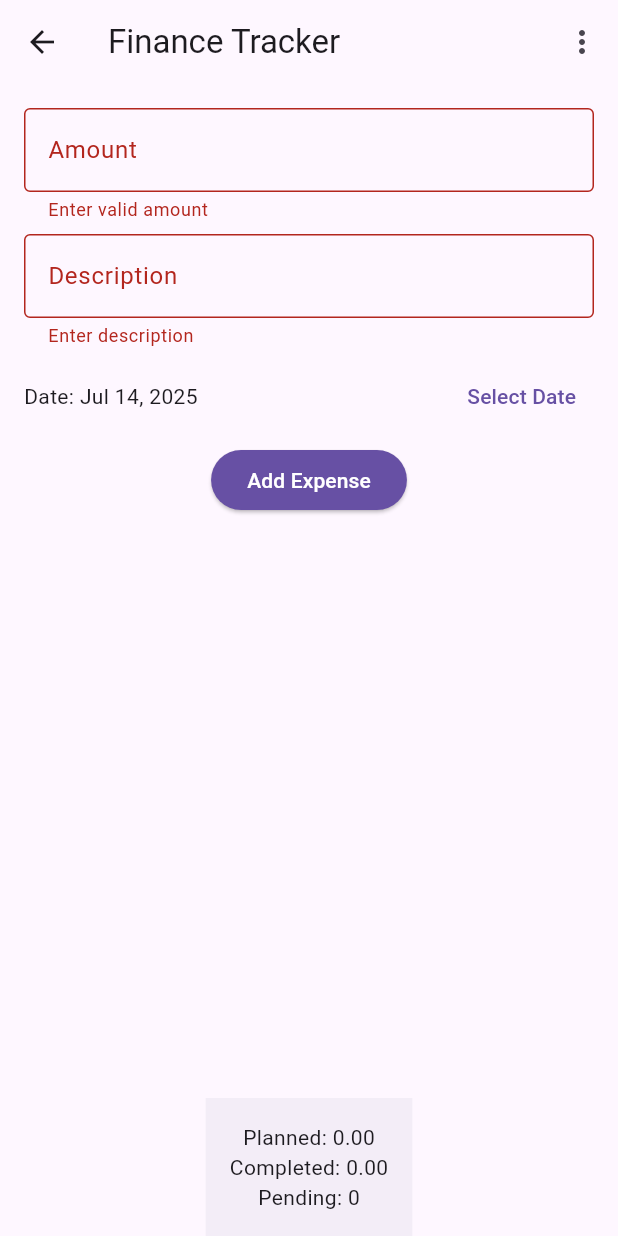
After one commit to amran1451/finance_tracker, a Flutter app: the ExpenseScreen screen opened directly, after a tap on "Add Expense", on a phone screen of 412 x 824 dp. The commit adds this screen. Run offline on Flutter 3.47's test engine with Material 3 defaults, Android fonts, the phone set to English and light mode, and no system bars; our stand-ins replace csv, fl_chart, hive, hive_flutter, printing; missing offline and left inert: digital_diary_app; accounts and stored records are empty.

Commit message:
добавление нового экрана(без роутов)

```diff
--- a/lib/main.dart
+++ b/lib/main.dart
@@ -8,6 +8,7 @@ import 'screens/plans_screen.dart';
 import 'screens/reports_screen.dart';
 import 'models/limit.dart';
 import 'theme_notifier.dart';
+import 'screens/expense_screen.dart';
 
 Future<void> main() async {
   WidgetsFlutterBinding.ensureInitialized();
--- /dev/null
+++ b/lib/screens/expense_screen.dart
@@ -0,0 +1,220 @@
+import 'package:flutter/material.dart';
+import 'package:intl/intl.dart';
+import 'package:provider/provider.dart';
+
+class Expense {
+  final String id;
+  final String description;
+  final double amount;
+  final DateTime plannedDate;
+  DateTime? completedDate;
+  bool isCompleted;
+
+  Expense({
+    required this.id,
+    required this.description,
+    required this.amount,
+    required this.plannedDate,
+    this.completedDate,
+    this.isCompleted = false,
+  });
+}
+
+class ExpenseProvider with ChangeNotifier {
+  List<Expense> _expenses = [];
+  String _filter = 'all'; // all, completed, pending
+
+  List<Expense> get expenses {
+    if (_filter == 'completed') return _expenses.where((e) => e.isCompleted).toList();
+    if (_filter == 'pending') return _expenses.where((e) => !e.isCompleted).toList();
+    return _expenses;
+  }
+
+  double get totalPlanned => _expenses.fold(0, (sum, e) => sum + e.amount);
+  double get totalCompleted => _expenses.where((e) => e.isCompleted).fold(0, (sum, e) => sum + e.amount);
+  int get pendingCount => _expenses.where((e) => !e.isCompleted).length;
+
+  void addExpense(Expense expense) {
+    _expenses.insert(0, expense);
+    notifyListeners();
+  }
+
+  void toggleCompleted(String id) {
+    final expense = _expenses.firstWhere((e) => e.id == id);
+    expense.isCompleted = !expense.isCompleted;
+    expense.completedDate = expense.isCompleted ? DateTime.now() : null;
+    notifyListeners();
+  }
+
+  void setFilter(String filter) {
+    _filter = filter;
+    notifyListeners();
+  }
+}
+
+class ExpenseScreen extends StatefulWidget {
+  const ExpenseScreen({super.key});
+
+  @override
+  State<ExpenseScreen> createState() => _ExpenseScreenState();
+}
+
+class _ExpenseScreenState extends State<ExpenseScreen> {
+  final _formKey = GlobalKey<FormState>();
+  final _amountController = TextEditingController();
+  final _descriptionController = TextEditingController();
+  DateTime _selectedDate = DateTime.now();
+
+  @override
+  void dispose() {
+    _amountController.dispose();
+    _descriptionController.dispose();
+    super.dispose();
+  }
+
+  void _addExpense(BuildContext context) {
+    if (_formKey.currentState!.validate()) {
+      final provider = Provider.of<ExpenseProvider>(context, listen: false);
+      provider.addExpense(Expense(
+        id: DateTime.now().toString(),
+        description: _descriptionController.text,
+        amount: double.parse(_amountController.text),
+        plannedDate: _selectedDate,
+      ));
+      _amountController.clear();
+      _descriptionController.clear();
+      setState(() => _selectedDate = DateTime.now());
+    }
+  }
+
+  Future<void> _selectDate(BuildContext context) async {
+    final picked = await showDatePicker(
+      context: context,
+      initialDate: _selectedDate,
+      firstDate: DateTime(2000),
+      lastDate: DateTime(2100),
+    );
+    if (picked != null && picked != _selectedDate) {
+      setState(() => _selectedDate = picked);
+    }
+  }
+
+  @override
+  Widget build(BuildContext context) {
+    return ChangeNotifierProvider(
+      create: (_) => ExpenseProvider(),
+      child: Scaffold(
+        appBar: AppBar(
+          title: const Text('Finance Tracker'),
+          actions: [
+            PopupMenuButton<String>(
+              onSelected: (value) => Provider.of<ExpenseProvider>(context, listen: false).setFilter(value),
+              itemBuilder: (context) => [
+                const PopupMenuItem(value: 'all', child: Text('All')),
+                const PopupMenuItem(value: 'completed', child: Text('Completed')),
+                const PopupMenuItem(value: 'pending', child: Text('Pending')),
+              ],
+            ),
+          ],
+        ),
+        body: Column(
+          children: [
+            Padding(
+              padding: const EdgeInsets.all(16.0),
+              child: Form(
+                key: _formKey,
+                child: Column(
+                  children: [
+                    TextFormField(
+                      controller: _amountController,
+                      decoration: const InputDecoration(
+                        labelText: 'Amount',
+                        border: OutlineInputBorder(),
+                      ),
+                      keyboardType: TextInputType.number,
+                      validator: (value) => value!.isEmpty || double.tryParse(value) == null ? 'Enter valid amount' : null,
+                    ),
+                    const SizedBox(height: 8),
+                    TextFormField(
+                      controller: _descriptionController,
+                      decoration: const InputDecoration(
+                        labelText: 'Description',
+                        border: OutlineInputBorder(),
+                      ),
+                      validator: (value) => value!.isEmpty ? 'Enter description' : null,
+                    ),
+                    const SizedBox(height: 8),
+                    Row(
+                      children: [
+                        Expanded(
+                          child: Text(
+                            'Date: ${DateFormat.yMMMd().format(_selectedDate)}',
+                          ),
+                        ),
+                        TextButton(
+                          onPressed: () => _selectDate(context),
+                          child: const Text('Select Date'),
+                        ),
+                      ],
+                    ),
+                    const SizedBox(height: 8),
+                    ElevatedButton(
+                      onPressed: () => _addExpense(context),
+                      style: ElevatedButton.styleFrom(
+                        backgroundColor: Theme.of(context).colorScheme.primary,
+                        foregroundColor: Theme.of(context).colorScheme.onPrimary,
+                      ),
+                      child: const Text('Add Expense'),
+                    ),
+                  ],
+                ),
+              ),
+            ),
+            Expanded(
+              child: Consumer<ExpenseProvider>(
+                builder: (context, provider, _) => ListView.builder(
+                  itemCount: provider.expenses.length,
+                  itemBuilder: (context, index) {
+                    final expense = provider.expenses[index];
+                    return AnimatedOpacity(
+                      opacity: 1.0,
+                      duration: const Duration(milliseconds: 300),
+                      child: Card(
+                        margin: const EdgeInsets.symmetric(horizontal: 16, vertical: 4),
+                        shape: RoundedRectangleBorder(borderRadius: BorderRadius.circular(12)),
+                        child: ListTile(
+                          title: Text(expense.description),
+                          subtitle: Text(
+                            '${expense.amount.toStringAsFixed(2)} | ${DateFormat.yMMMd().format(expense.plannedDate)}' +
+                                (expense.isCompleted ? ' | Done: ${DateFormat.yMMMd().format(expense.completedDate!)}' : ''),
+                          ),
+                          trailing: Checkbox(
+                            value: expense.isCompleted,
+                            onChanged: (_) => provider.toggleCompleted(expense.id),
+                          ),
+                        ),
+                      ),
+                    );
+                  },
+                ),
+              ),
+            ),
+            Container(
+              padding: const EdgeInsets.all(16),
+              color: Theme.of(context).colorScheme.surfaceContainer,
+              child: Consumer<ExpenseProvider>(
+                builder: (context, provider, _) => Column(
+                  children: [
+                    Text('Planned: ${provider.totalPlanned.toStringAsFixed(2)}'),
+                    Text('Completed: ${provider.totalCompleted.toStringAsFixed(2)}'),
+                    Text('Pending: ${provider.pendingCount}'),
+                  ],
+                ),
+              ),
+            ),
+          ],
+        ),
+      ),
+    );
+  }
+}
--- a/pubspec.yaml
+++ b/pubspec.yaml
@@ -19,6 +19,8 @@ dependencies:
   csv: ^5.0.0
   pdf: ^3.8.1
   printing: ^5.9.0
+  intl: ^0.20.2
+  provider: ^6.1.5
 
   digital_diary_app:
     path: ../digital_diary_app
```
Also changed, not shown: pubspec.lock.
